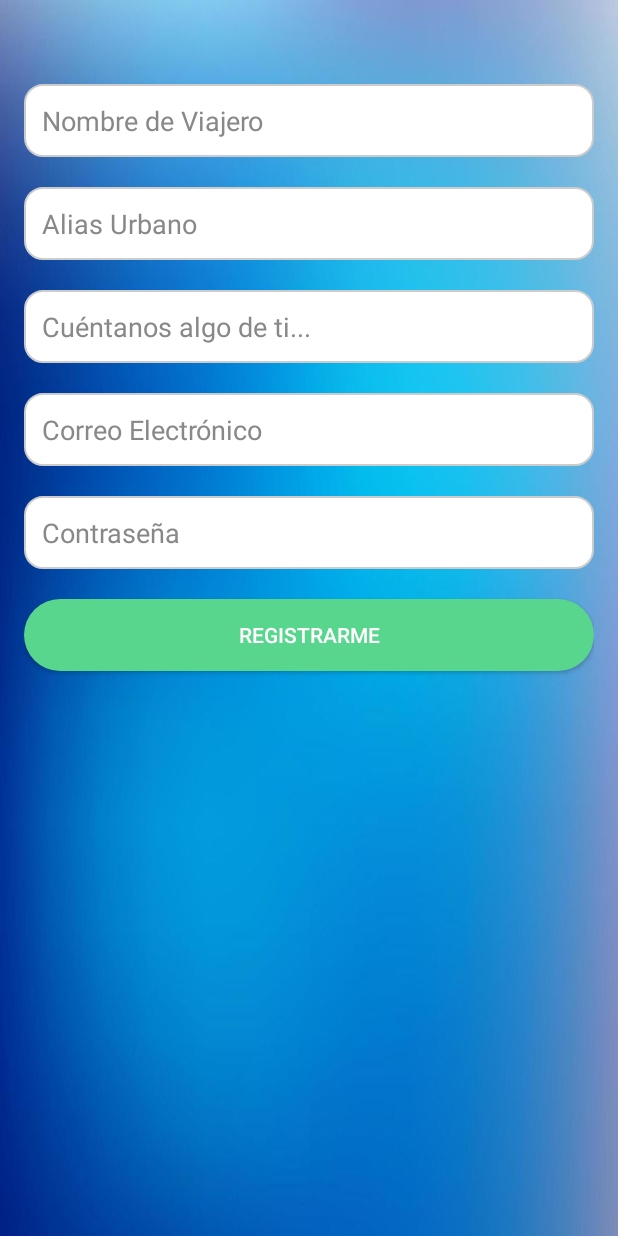
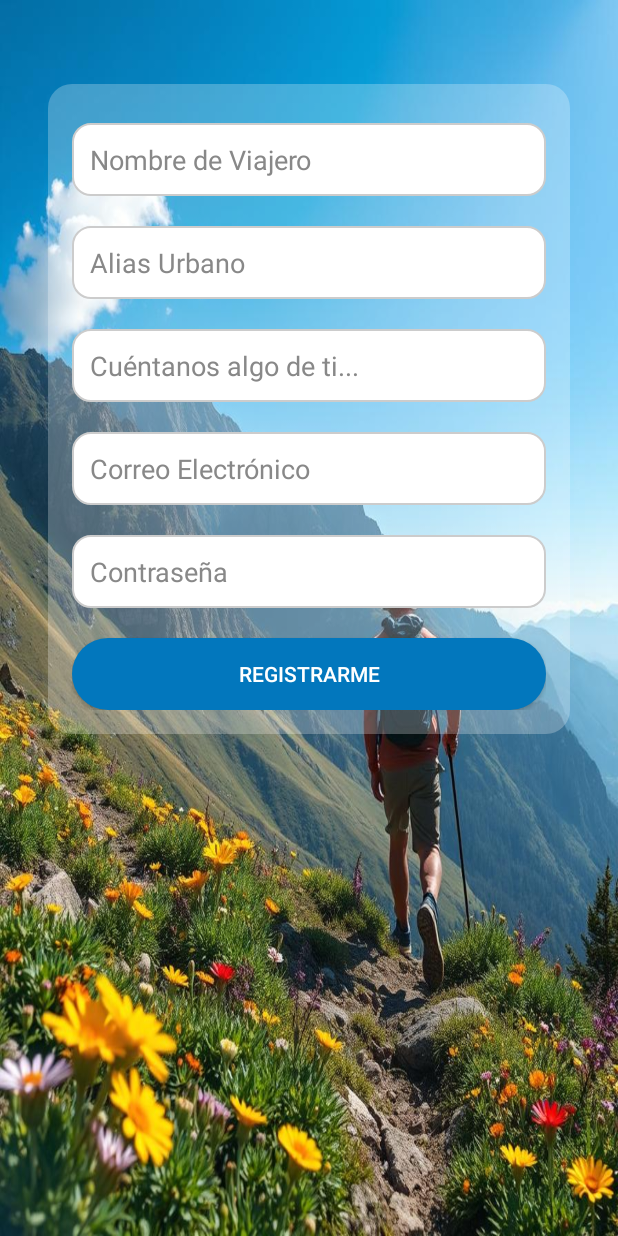
Before and after one commit to TulioEvoled/TimeCatcher, an Android app built with Jetpack Compose: the RegisterActivity screen opened directly, with no data from a screen before it, on a phone screen of 412 x 824 dp. Run offline under Robolectric (Android 15) with nearby library versions, the phone set to English and light mode, and no system bars; our stand-ins replace Firebase (no records; nobody signed in at launch, a user with empty details on screens opened directly); network calls fail.

Commit message:
Mejora de diseño general

```diff
--- a/app/src/main/res/drawable/button_outline.xml
+++ b/app/src/main/res/drawable/button_outline.xml
@@ -6,7 +6,7 @@
     <!-- Contorno del botón -->
     <stroke
         android:width="2dp"
-        android:color="@color/purple_700" />
+        android:color="@color/white" />
 
     <!-- Esquinas redondeadas -->
     <corners android:radius="16dp" />
--- a/app/src/main/res/drawable/rounded_button.xml
+++ b/app/src/main/res/drawable/rounded_button.xml
@@ -1,5 +1,5 @@
 <shape xmlns:android="http://schemas.android.com/apk/res/android">
-    <solid android:color="@color/purple_700" /> <!-- Color de fondo del botón -->
+    <solid android:color="@color/white" /> <!-- Color de fondo del botón -->
     <corners android:radius="25dp" /> <!-- Esquinas redondeadas -->
     <padding
         android:left="12dp"
--- a/app/src/main/res/drawable/rounded_button_register.xml
+++ b/app/src/main/res/drawable/rounded_button_register.xml
@@ -1,5 +1,5 @@
 <shape xmlns:android="http://schemas.android.com/apk/res/android">
-    <solid android:color="#58D68D" /> <!-- Color de fondo del botón -->
+    <solid android:color="#FFEB3B" /> <!-- Color de fondo del botón -->
     <corners android:radius="25dp" /> <!-- Esquinas redondeadas -->
     <padding
         android:left="12dp"
--- a/app/src/main/res/drawable/rounded_container.xml
+++ b/app/src/main/res/drawable/rounded_container.xml
@@ -1,4 +1,4 @@
 <shape xmlns:android="http://schemas.android.com/apk/res/android">
-    <solid android:color="#FFFF" /> <!-- Color blanco con transparencia -->
+    <solid android:color="#40FFFFFF" /> <!-- Color blanco con transparencia -->
     <corners android:radius="16dp" /> <!-- Esquinas redondeadas -->
 </shape>
--- a/app/src/main/res/layout/activity_main_drawer.xml
+++ b/app/src/main/res/layout/activity_main_drawer.xml
@@ -17,7 +17,7 @@
             android:id="@+id/toolbar"
             android:layout_width="match_parent"
             android:layout_height="?attr/actionBarSize"
-            android:background="?attr/colorPrimary"
+            android:background="#0277BD"
             android:theme="@style/ThemeOverlay.AppCompat.Dark.ActionBar" />
 
         <!-- Contenedor donde cargaremos los Fragments -->
--- a/app/src/main/res/layout/activity_register.xml
+++ b/app/src/main/res/layout/activity_register.xml
@@ -5,7 +5,18 @@
     android:layout_height="match_parent"
     android:orientation="vertical"
     android:padding="16dp"
-    android:background="@drawable/backregister">
+    android:background="@drawable/registroimagen"> <!-- Fondo azul -->
+
+    <!-- Contenedor blanco con bordes redondeados -->
+    <LinearLayout
+        android:layout_width="match_parent"
+        android:layout_height="wrap_content"
+        android:orientation="vertical"
+        android:padding="16dp"
+        android:background="@drawable/rounded_container"
+        android:layout_marginTop="40dp"
+        android:layout_marginStart="16dp"
+        android:layout_marginEnd="16dp">
 
         <EditText
             android:id="@+id/etFullName"
@@ -14,7 +25,7 @@
             android:hint="Nombre de Viajero"
             android:background="@drawable/rounded_edittext"
             android:padding="12dp"
-        android:layout_marginTop="40dp"
+            android:layout_marginTop="10dp"
             android:textColor="#000"
             android:textColorHint="#888" />
 
@@ -72,6 +83,7 @@
             android:background="@drawable/rounded_button_register"
             android:textColor="#fff"
             android:padding="12dp"
+            android:backgroundTint="#0277BD"
             android:layout_marginTop="20dp" />
-
     </LinearLayout>
+</LinearLayout>
--- a/app/src/main/res/layout/dialog_create_activity.xml
+++ b/app/src/main/res/layout/dialog_create_activity.xml
@@ -5,7 +5,7 @@
     android:padding="20dp"
     android:layout_width="match_parent"
     android:layout_height="match_parent"
-    android:background="@drawable/back">
+    android:background="@drawable/diaologcreateactivity">
 
     <EditText
         android:id="@+id/etTitle"
--- a/app/src/main/res/layout/dialog_update_delete.xml
+++ b/app/src/main/res/layout/dialog_update_delete.xml
@@ -5,7 +5,7 @@ android:orientation="vertical"
 android:padding="20dp"
 android:layout_width="match_parent"
 android:layout_height="match_parent"
-android:background="@drawable/backdos">
+android:background="@drawable/dialogupdatedelete">
 
 <EditText
     android:id="@+id/etTitleUpdate"
--- a/app/src/main/res/layout/fragment_home.xml
+++ b/app/src/main/res/layout/fragment_home.xml
@@ -5,7 +5,7 @@
     android:layout_width="match_parent"
     android:layout_height="match_parent"
     android:padding="16dp"
-    android:background="@drawable/backhome">
+    android:background="@drawable/fragmenthome">
 
     <!-- Frase motivadora -->
     <TextView
@@ -15,7 +15,7 @@
         android:text="¡Descubre nuevos desafíos en tu ciudad!"
         android:textSize="20sp"
         android:textStyle="bold"
-        android:textColor="#000000"
+        android:textColor="@color/white"
         android:layout_gravity="center"
         android:padding="8dp" />
 
@@ -97,6 +97,7 @@
         android:background="@drawable/rounded_button_register"
         android:textColor="#fff"
         android:padding="12dp"
+        android:backgroundTint="#0277BD"
         android:layout_marginTop="16dp"
         android:layout_gravity="center" />
 </LinearLayout>
--- a/app/src/main/res/layout/fragment_profile.xml
+++ b/app/src/main/res/layout/fragment_profile.xml
@@ -3,7 +3,7 @@
     xmlns:android="http://schemas.android.com/apk/res/android"
     android:layout_width="match_parent"
     android:layout_height="match_parent"
-    android:background="@drawable/profileback"
+    android:background="@drawable/fragmentprofile"
     android:padding="16dp">
 
     <LinearLayout
@@ -54,9 +54,10 @@
             android:id="@+id/btnSaveProfile"
             android:layout_width="match_parent"
             android:layout_height="wrap_content"
+            android:background="@drawable/rounded_button_register"
             android:text="Guardar cambios"
             android:layout_marginTop="20dp"
-            android:background="@drawable/rounded_button_register"
+            android:backgroundTint="#0277BD"
             android:textColor="#FFFFFF"
             android:padding="12dp" />
     </LinearLayout>
--- a/app/src/main/res/layout/item_in_progress.xml
+++ b/app/src/main/res/layout/item_in_progress.xml
@@ -7,6 +7,7 @@
     android:layout_height="wrap_content"
     android:padding="12dp"
     android:background="@drawable/rounded_background"
+    android:backgroundTint="#B2EBF2"
     android:elevation="4dp">
 
     <TextView
@@ -38,6 +39,7 @@
         android:text="Completado"
         android:background="@drawable/rounded_button_register"
         android:textColor="#FFFFFF"
+        android:backgroundTint="#0277BD"
         android:paddingHorizontal="16dp"
         android:paddingVertical="8dp" />
 </LinearLayout>
--- a/app/src/main/res/layout/item_suggestion.xml
+++ b/app/src/main/res/layout/item_suggestion.xml
@@ -7,6 +7,7 @@
     android:padding="16dp"
     android:layout_marginEnd="12dp"
     android:background="@drawable/rounded_background"
+    android:backgroundTint="#B2EBF2"
     android:elevation="4dp">
 
     <TextView
@@ -46,5 +47,6 @@
         android:textColor="#FFFFFF"
         android:paddingHorizontal="20dp"
         android:paddingVertical="10dp"
+        android:backgroundTint="#0277BD"
         android:textSize="14sp" />
 </LinearLayout>
--- a/app/src/main/res/layout/nav_header_main.xml
+++ b/app/src/main/res/layout/nav_header_main.xml
@@ -5,7 +5,7 @@
     android:layout_height="160dp"
     android:padding="16dp"
     android:orientation="vertical"
-    android:background="?attr/colorPrimaryDark"
+    android:background="#0277BD"
     android:gravity="bottom">
 
     <ImageView
```
Also changed, not shown: app/src/main/res/layout/activity_login.xml (+10 -9 lines), app/src/main/res/drawable/dialogupdatedelete.jpg (added), app/src/main/res/drawable/diaologcreateactivity.jpeg (added), app/src/main/res/drawable/fragmenthome.jpg (added), app/src/main/res/drawable/fragmentprofile.jpg (added), app/src/main/res/drawable/loginimagen.jpeg (added), app/src/main/res/drawable/registroimagen.jpg (added). Lines whose indentation alone changed are shown as unchanged.
